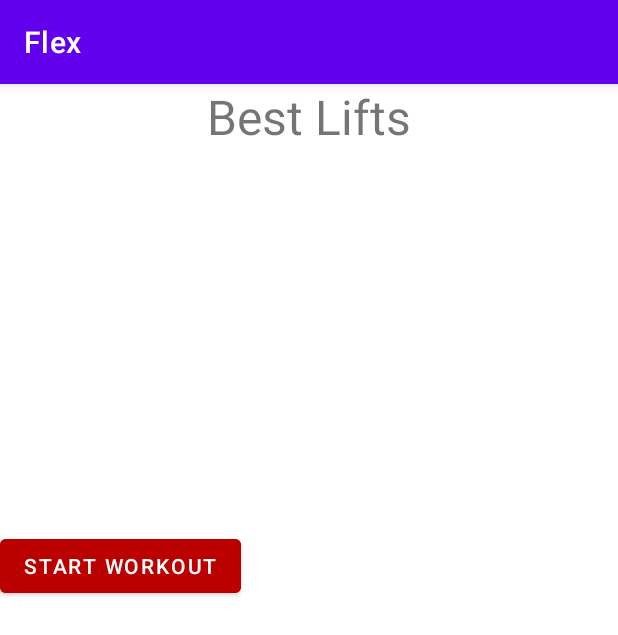
After one commit to AlexEchanove/Flex, an Android app: the fragment fragment_startWorkout shown on its own in the app's theme, on a phone screen of 412 x 824 dp. The commit adds this screen. Shown: the top 635 px of the screen. Run offline under Robolectric (Android 15) with nearby library versions, the phone set to English and light mode, and no system bars.

Commit message:
updated ui

```diff
--- /dev/null
+++ b/app/src/main/java/com/example/flex/fragment_startWorkout.java
@@ -0,0 +1,64 @@
+package com.example.flex;
+
+import android.os.Bundle;
+
+import androidx.fragment.app.Fragment;
+
+import android.view.LayoutInflater;
+import android.view.View;
+import android.view.ViewGroup;
+
+/**
+ * A simple {@link Fragment} subclass.
+ * Use the {@link fragment_startWorkout#newInstance} factory method to
+ * create an instance of this fragment.
+ */
+public class fragment_startWorkout extends Fragment {
+
+    // TODO: Rename parameter arguments, choose names that match
+    // the fragment initialization parameters, e.g. ARG_ITEM_NUMBER
+    private static final String ARG_PARAM1 = "param1";
+    private static final String ARG_PARAM2 = "param2";
+
+    // TODO: Rename and change types of parameters
+    private String mParam1;
+    private String mParam2;
+
+    public fragment_startWorkout() {
+        // Required empty public constructor
+    }
+
+    /**
+     * Use this factory method to create a new instance of
+     * this fragment using the provided parameters.
+     *
+     * @param param1 Parameter 1.
+     * @param param2 Parameter 2.
+     * @return A new instance of fragment fragment_startWorkout.
+     */
+    // TODO: Rename and change types and number of parameters
+    public static fragment_startWorkout newInstance(String param1, String param2) {
+        fragment_startWorkout fragment = new fragment_startWorkout();
+        Bundle args = new Bundle();
+        args.putString(ARG_PARAM1, param1);
+        args.putString(ARG_PARAM2, param2);
+        fragment.setArguments(args);
+        return fragment;
+    }
+
+    @Override
+    public void onCreate(Bundle savedInstanceState) {
+        super.onCreate(savedInstanceState);
+        if (getArguments() != null) {
+            mParam1 = getArguments().getString(ARG_PARAM1);
+            mParam2 = getArguments().getString(ARG_PARAM2);
+        }
+    }
+
+    @Override
+    public View onCreateView(LayoutInflater inflater, ViewGroup container,
+                             Bundle savedInstanceState) {
+        // Inflate the layout for this fragment
+        return inflater.inflate(R.layout.fragment_start_workout, container, false);
+    }
+}
--- /dev/null
+++ b/app/src/main/res/layout/fragment_start_workout.xml
@@ -0,0 +1,36 @@
+<?xml version="1.0" encoding="utf-8"?>
+<FrameLayout xmlns:android="http://schemas.android.com/apk/res/android"
+    xmlns:tools="http://schemas.android.com/tools"
+    android:layout_width="match_parent"
+    android:layout_height="match_parent"
+    tools:context=".fragment_startWorkout">
+
+    <!-- TODO: Update blank fragment layout -->
+    <LinearLayout
+        android:layout_width="match_parent"
+        android:layout_height="match_parent"
+        android:orientation="vertical">
+
+        <TextView
+            android:id="@+id/liftRecordText"
+            android:layout_width="match_parent"
+            android:layout_height="wrap_content"
+            android:text="Best Lifts"
+            android:textAlignment="center"
+            android:textSize="32dp" />
+
+        <ListView
+            android:layout_width="match_parent"
+            android:layout_height="254dp" />
+
+        <Button
+            android:id="@+id/startWorkoutButton"
+            android:layout_width="wrap_content"
+            android:layout_height="wrap_content"
+            android:backgroundTint="@color/scarlet"
+            android:text="Start Workout"
+            android:textAlignment="center"
+            android:textColor="@color/white" />
+    </LinearLayout>
+
+</FrameLayout>
--- a/app/src/main/res/layout/fragment_workout.xml
+++ b/app/src/main/res/layout/fragment_workout.xml
@@ -10,4 +10,7 @@
         android:layout_height="wrap_content"
         android:layout_margin="@dimen/text_margin"
         android:text="@string/large_text" />
+
+
+
 </androidx.core.widget.NestedScrollView>
--- a/app/src/main/res/values/strings.xml
+++ b/app/src/main/res/values/strings.xml
@@ -92,4 +92,6 @@
         "For example, position the FAB to one side of stream of a cards so the FAB won’t interfere "
         "when a user tries to pick up one of cards.\n\n"
     </string>
+    <!-- TODO: Remove or change this placeholder text -->
+    <string name="hello_blank_fragment">Hello blank fragment</string>
 </resources>
```
Also changed, not shown: app/src/main/res/layout-12key/activity_workout.xml (+0 -39 lines), app/src/main/res/layout/activity_main.xml (+1 -25 lines).
